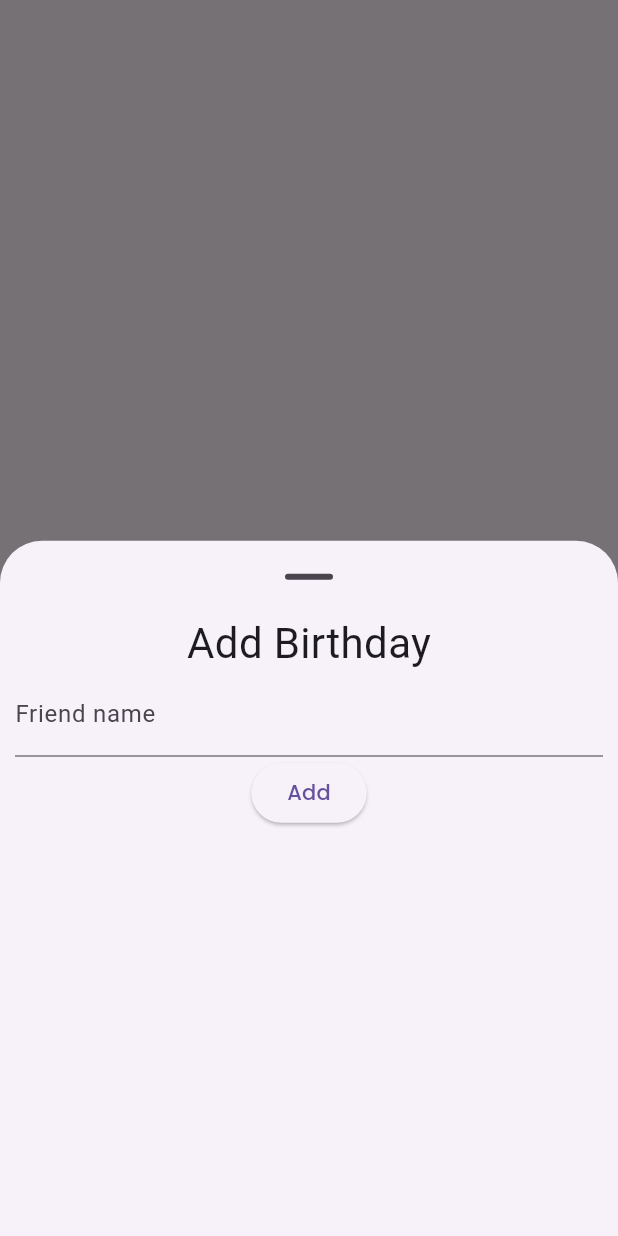
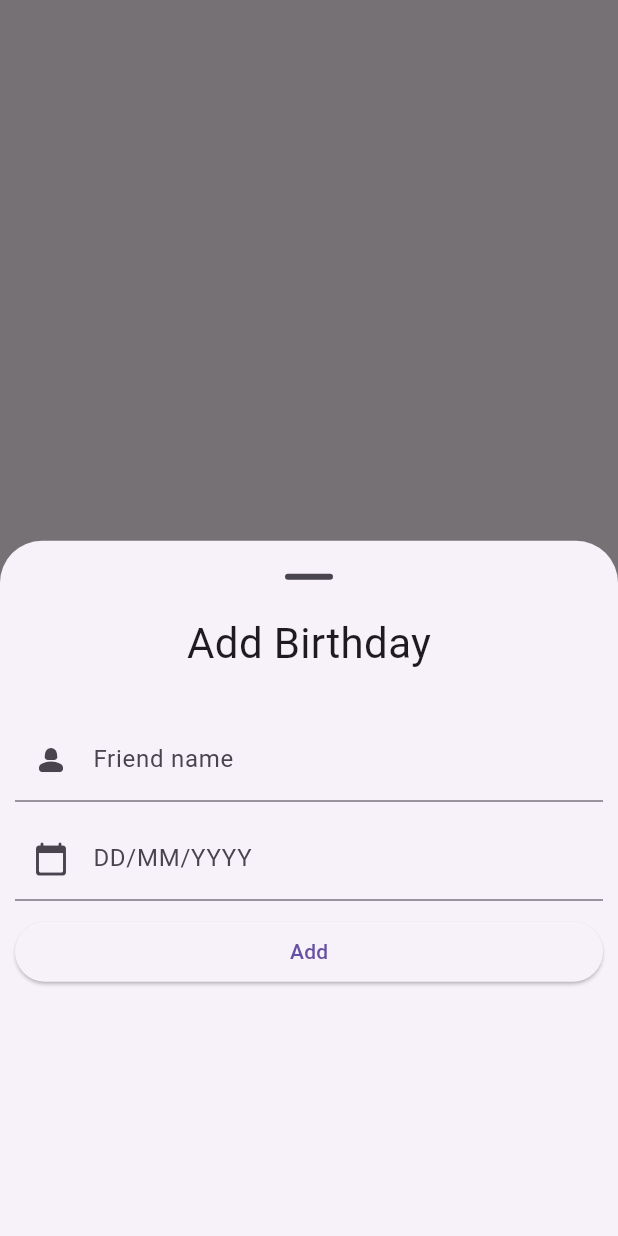
Before and after one commit to Shashitha-Ashan/Remind-me, a Flutter app: what showBottomsheet() shows on an empty page, opened directly, after a tap on "Add", on a phone screen of 412 x 824 dp. Run offline on Flutter 3.47's test engine with Material 3 defaults, Android fonts, the phone set to English and light mode, and no system bars; our stand-ins replace bloc, cloud_firestore, firebase_auth, firebase_core, firebase_messaging, flutter_bloc and 5 more; missing offline and left inert: dart:ffi, firebase_ui_auth, firebase_ui_oauth_google; accounts and stored records are empty.

Commit message:
added birthday load functions

```diff
--- a/lib/blocs/birthday/birthdays_bloc.dart
+++ b/lib/blocs/birthday/birthdays_bloc.dart
@@ -15,7 +15,7 @@ class BirthdaysBloc extends Bloc<BirthdayEvent, BirthdayState> {
         emit(BirthdaysLoadingState());
         try {
           final birthdays = await _birthdayRepo.loadBirthdays();
-          emit(BirthdaysSuccessLoadState(birthdayModel: birthdays));
+          emit(BirthdaysSuccessLoadState(birthdays: birthdays));
         } catch (e) {
           emit(BirthdaysFailedLoadState(message: "Error occured"));
         }
@@ -24,6 +24,7 @@ class BirthdaysBloc extends Bloc<BirthdayEvent, BirthdayState> {
         try {
           await _birthdayRepo.addBirthday(name: event.name, date: event.date);
           emit(BirthdayAdded());
+          add(LoadBirthdaysEvent());
         } catch (e) {
           emit(BirthdayAddError());
         }
@@ -33,6 +34,7 @@ class BirthdaysBloc extends Bloc<BirthdayEvent, BirthdayState> {
           await _birthdayRepo.updateBirthday(
               name: event.name, date: event.date, docId: event.id);
           emit(BirthdayUpdated());
+          add(LoadBirthdaysEvent());
         } catch (e) {
           emit(BirthdayUpdateError());
         }
@@ -41,6 +43,7 @@ class BirthdaysBloc extends Bloc<BirthdayEvent, BirthdayState> {
         try {
           await _birthdayRepo.deleteBirthday(docId: event.id);
           emit(BirthdayDeleted());
+          add(LoadBirthdaysEvent());
         } catch (e) {
           emit(BirthdayDeleteError());
         }
--- a/lib/blocs/birthday/birthdays_state.dart
+++ b/lib/blocs/birthday/birthdays_state.dart
@@ -8,9 +8,9 @@ final class BirthdaysInitial extends BirthdayState {}
 class BirthdaysLoadingState extends BirthdayState {}
 
 class BirthdaysSuccessLoadState extends BirthdayState {
-  final BirthdayModel birthdayModel;
+  final List<BirthdayModel> birthdays;
 
-  BirthdaysSuccessLoadState({required this.birthdayModel});
+  BirthdaysSuccessLoadState({required this.birthdays});
 }
 
 class BirthdaysFailedLoadState extends BirthdayState {
--- a/lib/models/birthday/birthday_model.dart
+++ b/lib/models/birthday/birthday_model.dart
@@ -1,13 +1,16 @@
+import 'package:cloud_firestore/cloud_firestore.dart';
+
 class BirthdayModel {
   final String name;
-  final DateTime dateTime;
+  final Timestamp dateTime;
 
-  BirthdayModel({required this.dateTime, required this.name});
-  BirthdayModel.fromJson(Map<String, Object?> json)
+  BirthdayModel({required this.dateTime, required this.name, required uid});
+
+  BirthdayModel.fromJson(Map<String, dynamic> json)
       : this(
-          name: json['name']! as String,
-          dateTime: json['date']! as DateTime,
-        );
+            name: json['name']! as String,
+            dateTime: json['date']! as Timestamp,
+            uid: json['uid']);
 
   Map<String, Object?> toJson() {
     return {
--- a/lib/repositories/birthdays/birthday_repo.dart
+++ b/lib/repositories/birthdays/birthday_repo.dart
@@ -3,14 +3,14 @@ import 'package:birth_daily/models/birthday/birthday_model.dart';
 import 'package:birth_daily/services/birthday_service.dart';
 
 abstract class IBirthdayRepo {
-  Future<BirthdayModel> loadBirthdays();
+  Future<List<BirthdayModel>> loadBirthdays();
 }
 
 class BirthdayRepo implements IBirthdayRepo {
   final BirthdayService _birthdayService = BirthdayService();
   @override
-  Future<BirthdayModel> loadBirthdays() async {
-    final BirthdayModel birthdayModel = await _birthdayService.getBirthdays();
+  Future<List<BirthdayModel>> loadBirthdays() async {
+    final birthdayModel = await _birthdayService.getBirthdays();
 
     return birthdayModel;
   }
--- a/lib/screens/views/home/home_page.dart
+++ b/lib/screens/views/home/home_page.dart
@@ -100,11 +100,27 @@ class _HomePageState extends State<HomePage> {
       floatingActionButtonLocation: isVisible
           ? FloatingActionButtonLocation.centerDocked
           : FloatingActionButtonLocation.miniEndFloat,
-      body: GridView.builder(
+      body: BlocBuilder<BirthdaysBloc, BirthdayState>(
+        builder: (context, state) {
+          if (state is BirthdaysLoadingState) {
+            return const Center(child: CircularProgressIndicator());
+          } else if (state is BirthdaysSuccessLoadState) {
+            if (state.birthdays.isEmpty) {
+              return const Center(
+                child: Text("No birthdays to display"),
+              );
+            } else {
+              return GridView.builder(
                 controller: _scrollController,
                 gridDelegate: const SliverGridDelegateWithFixedCrossAxisCount(
-            crossAxisCount: 2, crossAxisSpacing: 10, mainAxisSpacing: 10),
+                    crossAxisCount: 2,
+                    crossAxisSpacing: 10,
+                    mainAxisSpacing: 10),
                 itemBuilder: (context, index) {
+                  final name = state.birthdays[index].name;
+                  final month =
+                      state.birthdays[index].dateTime.toDate().month + 1;
+                  final date = state.birthdays[index].dateTime.toDate().day;
                   return Container(
                     margin: const EdgeInsets.only(left: 10, right: 10),
                     decoration: const BoxDecoration(
@@ -113,10 +129,36 @@ class _HomePageState extends State<HomePage> {
                         Radius.circular(20),
                       ),
                     ),
-            child: const Icon(Icons.person),
+                    child: Column(
+                      mainAxisAlignment: MainAxisAlignment.center,
+                      children: [
+                        Text(
+                          name,
+                          style: Theme.of(context)
+                              .textTheme
+                              .titleLarge
+                              ?.copyWith(fontSize: 26),
+                        ),
+                        Text(
+                          "${month}/${date}",
+                          style: Theme.of(context)
+                              .textTheme
+                              .titleMedium
+                              ?.copyWith(fontSize: 18),
+                        ),
+                      ],
+                    ),
                   );
                 },
-        itemCount: 15,
+                itemCount: state.birthdays.length,
+              );
+            }
+          } else {
+            return const Center(
+              child: Text("Somethig went wrong"),
+            );
+          }
+        },
       ),
     );
   }
--- a/lib/screens/views/profile/profile_screen.dart
+++ b/lib/screens/views/profile/profile_screen.dart
@@ -1,5 +1,6 @@
 import 'package:firebase_ui_auth/firebase_ui_auth.dart';
 import 'package:flutter/material.dart';
+import 'package:go_router/go_router.dart';
 
 class Profile extends StatelessWidget {
   const Profile({super.key});
@@ -13,7 +14,7 @@ class Profile extends StatelessWidget {
         showMFATile: true,
         actions: [
           SignedOutAction((context) {
-            Navigator.pushReplacementNamed(context, '/sign-in');
+            context.go("/");
           }),
         ],
         children: const [],
--- a/lib/screens/widgets/add_birthday.dart
+++ b/lib/screens/widgets/add_birthday.dart
@@ -1,11 +1,11 @@
 import 'package:birth_daily/blocs/birthday/birthdays_bloc.dart';
-import 'package:cloud_firestore/cloud_firestore.dart';
 import 'package:flutter/material.dart';
 import 'package:flutter_bloc/flutter_bloc.dart';
 
 void showBottomsheet(BuildContext context) {
   final TextEditingController textEditingController = TextEditingController();
   showModalBottomSheet(
+    useSafeArea: true,
     showDragHandle: true,
     sheetAnimationStyle: AnimationStyle(
       duration: const Duration(milliseconds: 300),
@@ -24,19 +24,38 @@ void showBottomsheet(BuildContext context) {
                   "Add Birthday",
                   style: TextStyle(fontSize: 28),
                 ),
+                const SizedBox(
+                  height: 30,
+                ),
                 TextFormField(
                   controller: textEditingController,
-                  decoration: InputDecoration(
+                  decoration: const InputDecoration(
                       hintText: "Friend name",
                       label: Text("Friend name"),
+                      prefixIcon: Icon(Icons.person_2_rounded)),
                 ),
+                const SizedBox(
+                  height: 10,
                 ),
-                ElevatedButton(
+                TextFormField(
+                  controller: textEditingController,
+                  decoration: const InputDecoration(
+                      hintText: "DD/MM/YYYY",
+                      label: Text("DD/MM/YYYY"),
+                      prefixIcon: Icon(Icons.calendar_today_rounded)),
+                ),
+                const SizedBox(
+                  height: 10,
+                ),
+                SizedBox(
+                  width: MediaQuery.of(context).size.width,
+                  child: ElevatedButton(
                       onPressed: () {
                         context.read<BirthdaysBloc>().add(AddBirthdayEvent(
                             name: "saman", date: DateTime.now()));
                       },
-                    child: Text("Add"))
+                      child: Text("Add")),
+                )
               ],
             ),
           );
--- a/lib/services/birthday_service.dart
+++ b/lib/services/birthday_service.dart
@@ -8,9 +8,15 @@ class BirthdayService {
   final CollectionReference _collection =
       FirebaseFirestore.instance.collection("birthdays");
 
-  Future<BirthdayModel> getBirthdays() async {
-    birthdayModel = BirthdayModel(dateTime: DateTime.now(), name: "Ashan");
-    return birthdayModel;
+  Future<List<BirthdayModel>> getBirthdays() async {
+    final bdsList = await _collection.where('uid', isEqualTo: user?.uid).get();
+
+    final birthdaysList =
+        bdsList.docs.map((doc) => doc.data() as Map<String, dynamic>).toList();
+
+    final birthdayModelList =
+        birthdaysList.map((val) => BirthdayModel.fromJson(val)).toList();
+    return birthdayModelList;
   }
 
   Future<bool> addBirthday(
--- a/lib/utils/themes.dart
+++ b/lib/utils/themes.dart
@@ -3,7 +3,18 @@ import 'package:google_fonts/google_fonts.dart';
 
 ThemeData darkTheme = ThemeData(
   textTheme: TextTheme(
-    labelLarge: GoogleFonts.poppins(),
+    titleLarge: GoogleFonts.poppins(
+      color: Colors.white,
+    ),
+    titleMedium: GoogleFonts.poppins(
+      color: Colors.white,
+    ),
+    titleSmall: GoogleFonts.poppins(
+      color: Colors.white,
+    ),
+    displayLarge: GoogleFonts.poppins(
+      color: Colors.white,
+    ),
   ),
   appBarTheme: const AppBarTheme(backgroundColor: Colors.purple),
   iconTheme: const IconThemeData(color: Colors.white),
@@ -11,7 +22,18 @@ ThemeData darkTheme = ThemeData(
 
 ThemeData lightTheme = ThemeData(
   textTheme: TextTheme(
-    labelLarge: GoogleFonts.poppins(),
+    titleLarge: GoogleFonts.poppins(
+      color: Colors.black,
+    ),
+    titleMedium: GoogleFonts.poppins(
+      color: Colors.black,
+    ),
+    titleSmall: GoogleFonts.poppins(
+      color: Colors.black,
+    ),
+    displayLarge: GoogleFonts.poppins(
+      color: Colors.black,
+    ),
   ),
   appBarTheme: const AppBarTheme(backgroundColor: Colors.red),
   iconTheme: const IconThemeData(color: Colors.white),
```
Lines whose indentation alone changed are shown as unchanged.
